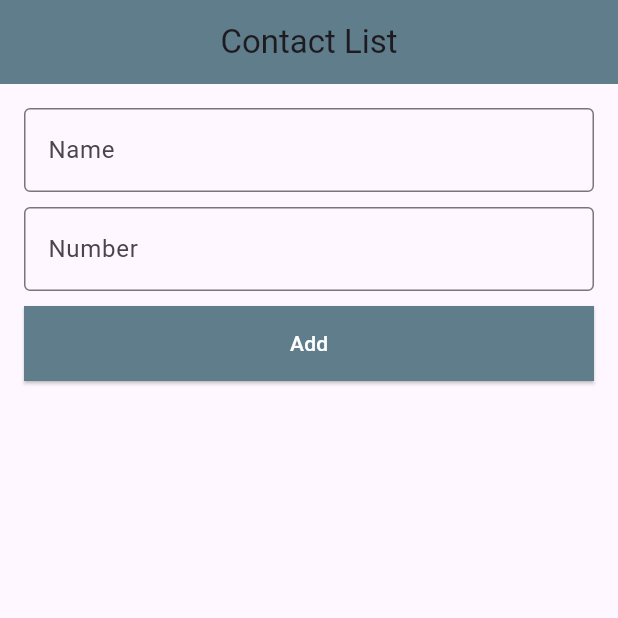
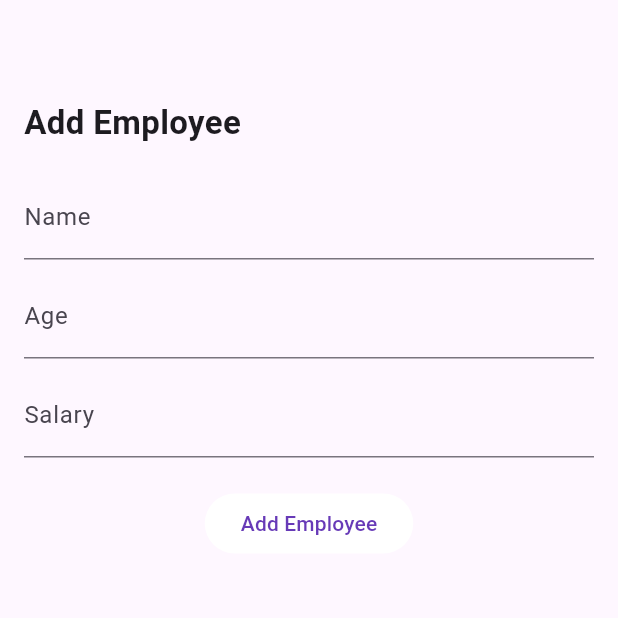
Before and after one commit to Afsana-Akter42/Assignment-2, a Flutter app: the screen it shows after launch, on a phone screen of 412 x 824 dp, the top half of it. Run offline on Flutter 3.47's test engine with Material 3 defaults, Android fonts, the phone set to English and light mode, and no system bars.

Commit message:
LiveTest_2

```diff
--- a/lib/main.dart
+++ b/lib/main.dart
@@ -11,159 +11,75 @@ class MyApp extends StatelessWidget {
   Widget build(BuildContext context) {
     return MaterialApp(
       debugShowCheckedModeBanner: false,
-      home: ContactList(),
-
+      home: AddEmployee(),
     );
   }
 }
 
-class ContactList extends StatefulWidget {
-  const ContactList({super.key});
-  @override
-  ContactListState createState() => ContactListState();
-}
-
-class ContactListState extends State<ContactList> {
+class AddEmployee extends StatelessWidget {
 
   final TextEditingController nameController = TextEditingController();
-  final TextEditingController numberController = TextEditingController();
-
-  List<Map<String, String>> contacts = [];
-
-
-  void addContact() {
-    String name = nameController.text.trim();
-    String number = numberController.text.trim();
-
-    if (name.isNotEmpty && number.isNotEmpty) {
-      setState(() {
-        contacts.add({"name": name, "number": number});
-      });
-
-      nameController.clear();
-      numberController.clear();
-    }
-  }
-
-  void deleteContact(int index) {
-
-    showDialog(
-      context: context,
-      builder: (context) {
-        return AlertDialog(
-          title: const Text("Confirmation"),
-          content: const Text("Are you sure for delete?"),
-
-          actions: [
-            IconButton(
-              icon: const Icon(Icons.no_sim_outlined, color: Colors.blue),
-              onPressed: () => Navigator.pop(context),
-            ),
-
-            IconButton(
-              icon: const Icon(Icons.delete_outline, color: Colors.blue),
-              onPressed: () {
-                setState(() {
-                  contacts.removeAt(index);
-                });
-                Navigator.pop(context);
-              },
-            ),
-          ],
-        );
-      },
-    );
-  }
+  final TextEditingController ageController = TextEditingController();
+  final TextEditingController salaryController = TextEditingController();
 
   @override
   Widget build(BuildContext context) {
     return Scaffold(
-      appBar: AppBar(
-        centerTitle: true,
-        title: const Text("Contact List"),
-        backgroundColor: Colors.blueGrey,
-      ),
-
-
       body: Padding(
         padding: const EdgeInsets.all(16.0),
+        child: Column(
+          crossAxisAlignment: CrossAxisAlignment.start,
+          children: [
+            const SizedBox(height: 50),
+            const Text(
+              "Add Employee",
+              style: TextStyle(fontSize: 22, fontWeight: FontWeight.bold),
+            ),
 
-        child: Column(
-          mainAxisAlignment: MainAxisAlignment.center,
-
-          children: [
-            TextField(
+            const SizedBox(height: 20),
+            TextFormField(
               controller: nameController,
               decoration: const InputDecoration(
                 labelText: "Name",
-                border: OutlineInputBorder(),
-
+                border: UnderlineInputBorder(),
               ),
             ),
 
             const SizedBox(height: 10),
-            TextField(
-              controller: numberController,
-              keyboardType: TextInputType.phone,
+            TextFormField(
+              controller: ageController,
               decoration: const InputDecoration(
-                labelText: "Number",
-                border: OutlineInputBorder(),
+                labelText: "Age",
+                border: UnderlineInputBorder(),
+              ),
 
-              ),
+              keyboardType: TextInputType.number,
             ),
 
             const SizedBox(height: 10),
 
-            ElevatedButton(
-              onPressed: addContact,
-
-              style: ElevatedButton.styleFrom(
-                backgroundColor: Colors.blueGrey,
-                foregroundColor: Colors.white,
-                shape: const RoundedRectangleBorder(
-                  borderRadius: BorderRadius.zero,
-
-                ),
-
-                minimumSize: const Size(
-                    double.infinity, 50
-                ),
+            TextFormField(
+              controller: salaryController,
+              decoration: const InputDecoration(
+                labelText: "Salary",
+                border: UnderlineInputBorder(),
               ),
 
-              child: const Text("Add"),
+              keyboardType: TextInputType.number,
             ),
 
             const SizedBox(height: 20),
 
-            Expanded(
-              child: ListView.builder(
-
-                itemCount: contacts.length,
-                itemBuilder: (context, index) {
-
-                  return Card(
-                    elevation:3,
-
-                    child: ListTile(
-                      leading: const Icon(Icons.person),
-
-                      title: Text(
-                        contacts[index] ["name"]!,
-
-                        style: const TextStyle(
-                            fontWeight: FontWeight.bold,
-                            color: Colors.red
-
-                        ),
-                      ),
-
-                      subtitle: Text(contacts[index]["number"]!),
-                      trailing: const Icon(Icons.call, color: Colors.blue),
-                      onLongPress: () => deleteContact(index),
-
-                    ),
-                  );
+            Center(
+              child: ElevatedButton(
+                onPressed: () {
                 },
+                style: ElevatedButton.styleFrom(
+                  backgroundColor: Colors.white, // White background
+                  foregroundColor: Colors.deepPurple, // Blue text color
+                  elevation: 0,
+                ),
+                child: const Text("Add Employee"),
               ),
             ),
           ],
@@ -172,4 +88,3 @@ class ContactListState extends State<ContactList> {
     );
   }
 }
-////
```
